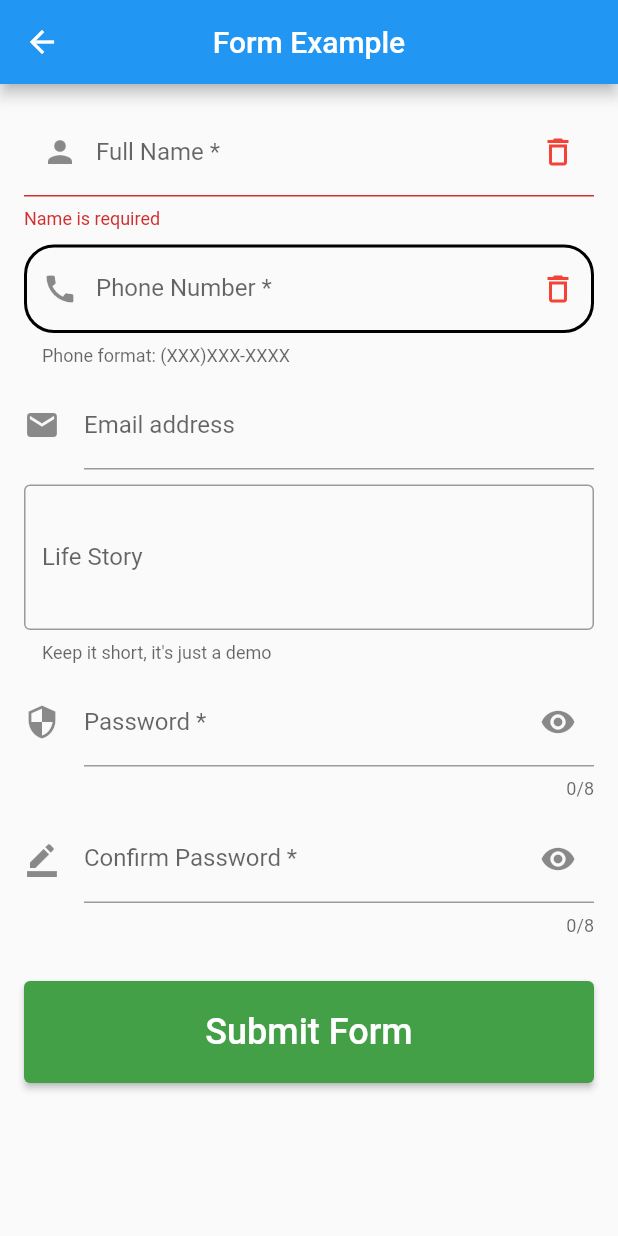
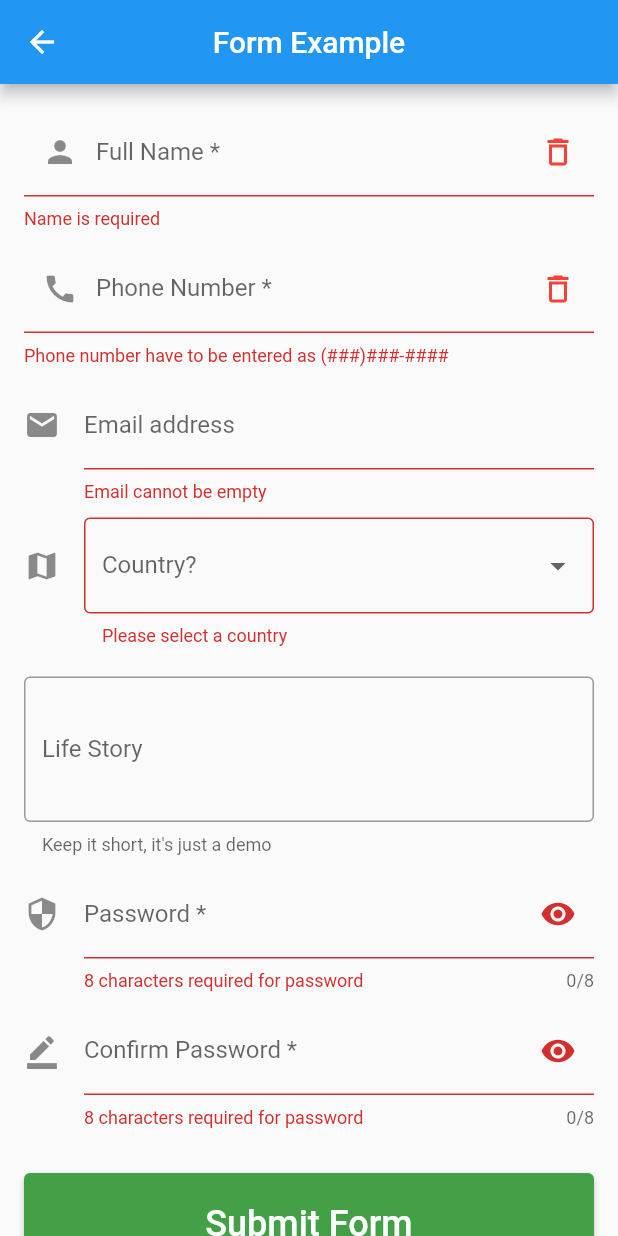
Before and after one commit to chicager/flutter_demoapp, a Flutter app: the FormExample screen opened directly, after a tap on "Submit Form", on a phone screen of 412 x 824 dp. Run offline on Flutter 3.47's test engine with Material 2 defaults, Android fonts, the phone set to English and light mode, and no system bars.

```diff
--- a/lib/pages/form_example.dart
+++ b/lib/pages/form_example.dart
@@ -19,6 +19,9 @@ class _FormExampleState extends State<FormExample> {
   final _storyController = TextEditingController();
   final _passController = TextEditingController();
   final _confirmPassController = TextEditingController();
+
+  List<String> _countries = ['Russia', 'Ukraine', 'Germany', 'France'];
+  String? _selectedCountry;
 
   @override
   void dispose() {
@@ -68,8 +71,7 @@ class _FormExampleState extends State<FormExample> {
                   ),
                 ),
               ),
-              validator: (String? val) =>
-                  val!.isEmpty ? 'Name is required' : null,
+              validator: _validateName,
             ),
             SizedBox(height: 10.0),
             TextFormField(
@@ -100,8 +102,12 @@ class _FormExampleState extends State<FormExample> {
               ),
               keyboardType: TextInputType.phone,
               inputFormatters: [
-                FilteringTextInputFormatter.digitsOnly,
+                FilteringTextInputFormatter(RegExp(r'^[()\d -]{1,15}$'),
+                    allow: true),
               ],
+              validator: (value) => _validatePhoneNumber(value)
+                  ? null
+                  : 'Phone number have to be entered as (###)###-####',
             ),
             SizedBox(height: 10.0),
             TextFormField(
@@ -111,8 +117,33 @@ class _FormExampleState extends State<FormExample> {
                 hintText: 'Type your email address',
                 icon: Icon(Icons.email),
               ),
+              keyboardType: TextInputType.emailAddress,
+              validator: _validateEmail,
             ),
             SizedBox(height: 10.0),
+            DropdownButtonFormField(
+              decoration: InputDecoration(
+                  border: OutlineInputBorder(),
+                  icon: Icon(Icons.map),
+                  labelText: 'Country?'),
+              items: _countries.map((country) {
+                return DropdownMenuItem(
+                  child: Text(country),
+                  value: country,
+                );
+              }).toList(),
+              onChanged: (data) {
+                print(data);
+                setState(() {
+                  _selectedCountry = data.toString();
+                });
+              },
+              value: _selectedCountry,
+              validator: (val) {
+                return val == null ? 'Please select a country' : null;
+              },
+            ),
+            SizedBox(height: 20.0),
             TextFormField(
               controller: _storyController,
               decoration: InputDecoration(
@@ -145,7 +176,7 @@ class _FormExampleState extends State<FormExample> {
                 ),
                 icon: Icon(Icons.security),
               ),
-              keyboardType: TextInputType.emailAddress,
+              validator: _validatePassword,
             ),
             SizedBox(height: 10.0),
             TextFormField(
@@ -166,6 +197,7 @@ class _FormExampleState extends State<FormExample> {
                 ),
                 icon: Icon(Icons.border_color),
               ),
+              validator: _validatePassword,
             ),
             SizedBox(height: 30.0),
             Container(
@@ -193,11 +225,55 @@ class _FormExampleState extends State<FormExample> {
 
   void _submitForm() {
     if (_formKey.currentState!.validate()) {
+      _formKey.currentState?.save();
+
+      //---------- IT CAN BE DELETED, IT'S JUST FOR DEBUG -------------
       print('Form is valid');
       print('Name: ${_nameController.text}');
-      print('Name: ${_phoneController.text}');
-      print('Name: ${_emailController.text}');
-      print('Name: ${_storyController.text}');
+      print('Phone: ${_phoneController.text}');
+      print('Email: ${_emailController.text}');
+      print('Country: $_selectedCountry');
+      print('Story: ${_storyController.text}');
+      //----------------------------------------------------------------
+    } else {
+      print('Form is not valid! Please review and correct');
+    }
+  }
+
+  String? _validateName(String? value) {
+    final _nameExp = RegExp(r'^[A-Za-z ]+$');
+
+    if (value!.isEmpty) {
+      return 'Name is required';
+    } else if (!_nameExp.hasMatch(value)) {
+      return 'Please enter alphabetical characters';
+    } else {
+      return null;
+    }
+  }
+
+  bool _validatePhoneNumber(String? input) {
+    final _phoneExp = RegExp(r'^\(\d\d\d\)\d\d\d\-\d\d\d\d$');
+    return _phoneExp.hasMatch(input!);
+  }
+
+  String? _validateEmail(String? value) {
+    if (value!.isEmpty) {
+      return 'Email cannot be empty';
+    } else if (!_emailController.text.contains('@')) {
+      return 'Invalid email address';
+    } else {
+      return null;
+    }
+  }
+
+  String? _validatePassword(String? value) {
+    if (_passController.text.length != 8) {
+      return '8 characters required for password';
+    } else if (_confirmPassController.text != _passController.text) {
+      return 'Password does not match';
+    } else {
+      return null;
     }
   }
 }
--- a/lib/pages/important_lessons.dart
+++ b/lib/pages/important_lessons.dart
@@ -70,6 +70,11 @@ Widget _myListView() {
         title: Text('Передача данных на предыдущий экран'),
         subtitle: Text('Kokorin'),
       ),
+      ListTile(
+        leading: Text('40'),
+        title: Text('Валидация формы'),
+        subtitle: Text('Kokorin'),
+      ),
     ],
   );
 }
```
